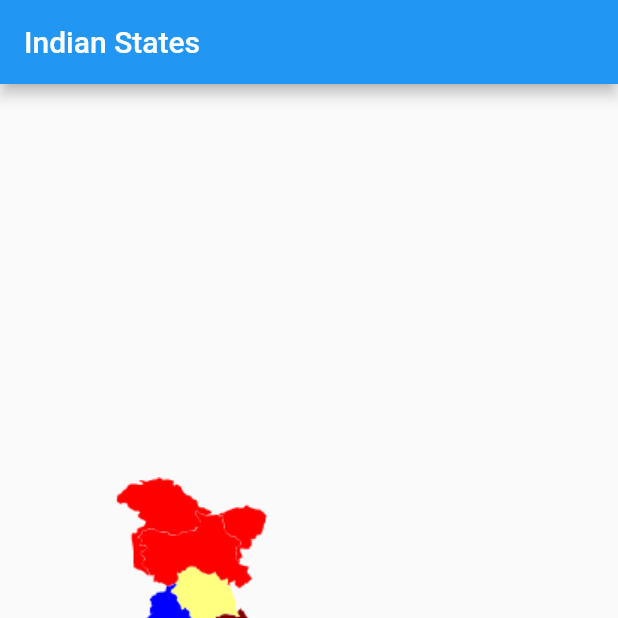
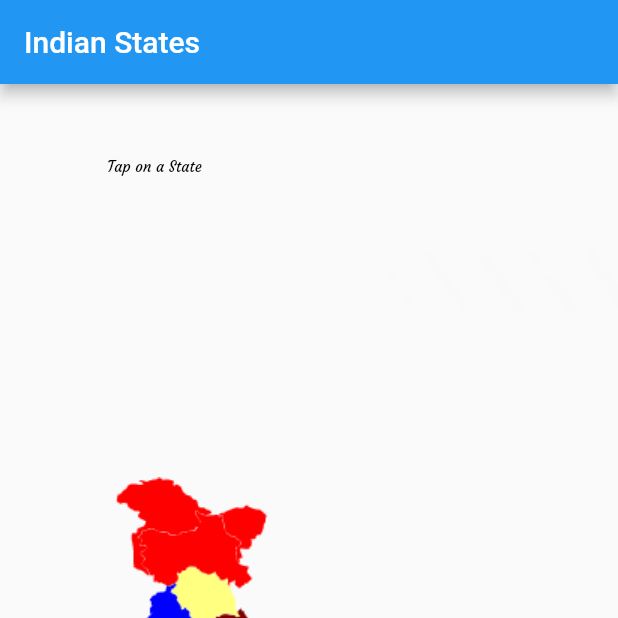
Before and after one commit to Divya0208/indian-states, a Flutter app: the screen it shows after launch, on a phone screen of 412 x 824 dp, the top half of it. Run offline on Flutter 3.47's test engine with Material 2 defaults, Android fonts, the phone set to English and light mode, and no system bars; our stand-ins replace random_string.

Commit message:
fonts added

```diff
--- a/lib/views/india_map.dart
+++ b/lib/views/india_map.dart
@@ -6,6 +6,7 @@ import 'package:flutter/rendering.dart';
 import 'package:image/image.dart' as img;
 import 'package:flutter/services.dart' show rootBundle;
 import 'package:india_map/models/states_data.dart';
+import 'package:random_string/random_string.dart';
 
 class IndiaMap extends StatefulWidget {
   static const id = "mapOfIndia";
@@ -17,12 +18,7 @@ class _IndiaMapState extends State<IndiaMap> {
   String imagePath = 'assets/IndiaMap.png';
   GlobalKey imageKey = GlobalKey();
   GlobalKey paintKey = GlobalKey();
-
-  // CHANGE THIS FLAG TO TEST BASIC IMAGE, AND SNAPSHOT.
   bool useSnapshot = true;
-
-  // based on useSnapshot=true ? paintKey : imageKey ;
-  // this key is used in this example to keep the code shorter.
   GlobalKey currentKey;
 
   final StreamController<Color> _stateController = StreamController<Color>();
@@ -36,9 +32,6 @@ class _IndiaMapState extends State<IndiaMap> {
 
   @override
   Widget build(BuildContext context) {
-    double _width = 0.0;
-    double _height = 0.0;
-    final String title = useSnapshot ? "snapshot" : "basic";
     Color prevSelectedColor;
     return Scaffold(
       appBar: AppBar(title: Text("Indian States")),
@@ -53,10 +46,6 @@ class _IndiaMapState extends State<IndiaMap> {
                   (state) => state.colour == selectedColor,
                   orElse: () => null);
               prevSelectedColor = selectedColor;
-              if (selectedState != null) {
-                _width = 100.0;
-                _height = 100.0;
-              }
             }
             return Column(
               mainAxisAlignment: MainAxisAlignment.spaceBetween,
@@ -71,20 +60,24 @@ class _IndiaMapState extends State<IndiaMap> {
                           children: <Widget>[
                             Text(
                                 selectedState == null
-                                    ? ''
+                                    ? 'Tap on a State'
                                     : '${selectedState.name}',
                                 textAlign: TextAlign.center,
                                 style: TextStyle(
+                                    fontFamily: 'Courgette',
                                     color: Colors.black,
                                     fontSize: 10.0,
-                                    decoration: TextDecoration.none)),
+                                    decoration: TextDecoration.none),
+
+                                  ),
                             SizedBox(height: 10.0),
                             Text(
                                 selectedState == null
                                     ? ''
-                                    : '${selectedState.capital}',
+                                    : 'Capital : ${selectedState.capital}',
                                 textAlign: TextAlign.center,
                                 style: TextStyle(
+                                    fontFamily: 'Courgette',
                                     color: Colors.black,
                                     fontSize: 10.0,
                                     decoration: TextDecoration.none)),
@@ -92,16 +85,21 @@ class _IndiaMapState extends State<IndiaMap> {
                         ),
                       ),
                       Expanded(
-                        child: Center(
                         child: AnimatedSwitcher(
-                              duration: const Duration(seconds: 1),
+                          duration: const Duration(milliseconds: 500),
+                          transitionBuilder:
+                              (Widget child, Animation<double> animation) {
+                            return ScaleTransition(
+                              child: child,
+                              scale: animation,
+                            );
+                          },
                           child: Image.asset(
                             selectedState == null
                                 ? 'assets/empty.png'
                                 : '${selectedState.picturePath}',
-                                key: imageKey,
-                                fit: BoxFit.none,
-                              ),
+                            key: ValueKey(randomString(10)),
+                            fit: BoxFit.fill,
                           ),
                         ),
                       )
@@ -110,26 +108,19 @@ class _IndiaMapState extends State<IndiaMap> {
                 ),
                 Expanded(
                   flex: 7,
-                  child: Stack(
-                    children: <Widget>[
-                      RepaintBoundary(
+                  child: RepaintBoundary(
                     key: paintKey,
                     child: GestureDetector(
                       onTapUp: (details) {
-                            _width = 100.0;
-                            _height = 100.0;
                         searchPixel(details.globalPosition);
                       },
                       child: Center(
                         child: Image.asset(
                           imagePath,
-                              key: imageKey,
                           fit: BoxFit.none,
                         ),
                       ),
                     ),
-                      ),
-                    ],
                   ),
                 ),
               ],
@@ -186,7 +177,6 @@ class _IndiaMapState extends State<IndiaMap> {
   }
 }
 
-// image lib uses uses KML color format, convert #AABBGGRR to regular #AARRGGBB
 int abgrToArgb(int argbColor) {
   int r = (argbColor >> 16) & 0xFF;
   int b = argbColor & 0xFF;
```
Also changed, not shown: pubspec.yaml (+5 -4 lines), fonts/Courgette-Regular.ttf (added), pubspec.lock. Lines whose indentation alone changed are shown as unchanged.
